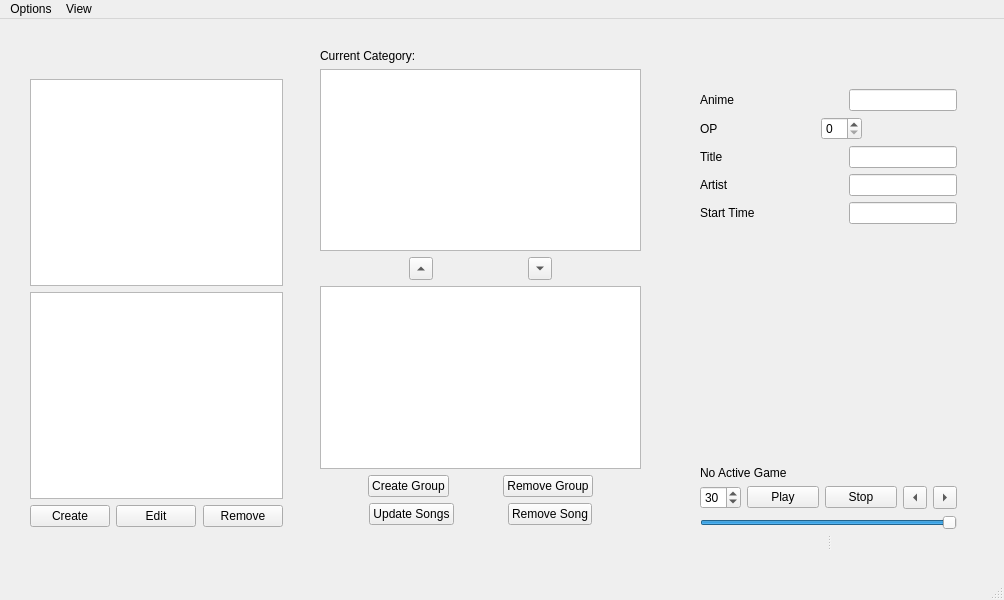
Before: the Qt Designer form controlwindow.ui in AlexjHeat/MusicTriviaPy, drawn with Qt 5.
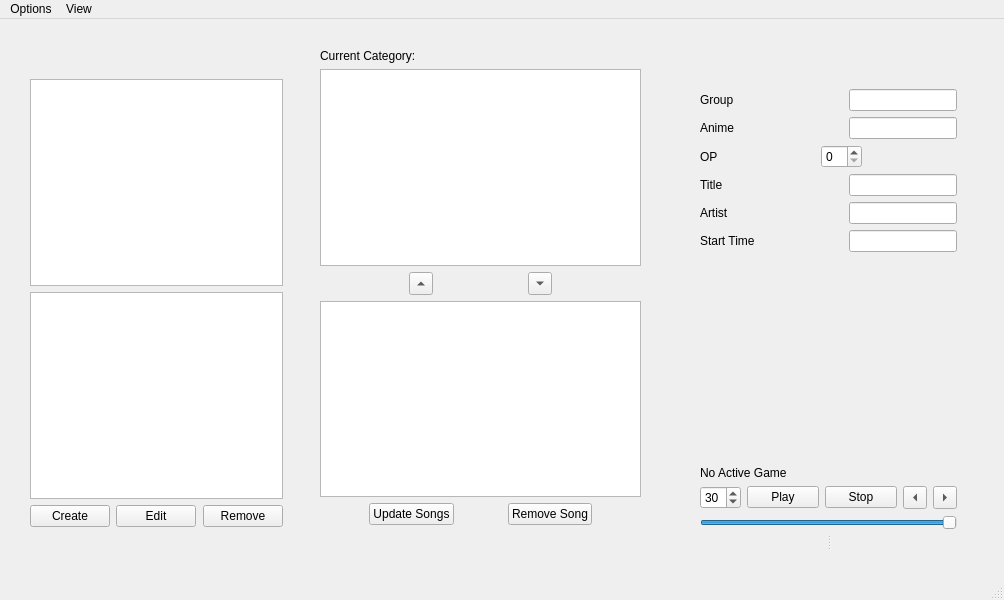
After: the same form once the commit is applied.

Commit message:
Changed Model from list to tree
still havent added in subtrees for groups yet

```diff
--- a/controlwindow.ui
+++ b/controlwindow.ui
@@ -105,7 +105,17 @@
       </widget>
      </item>
      <item>
-      <widget class="QTreeView" name="songsOutTreeView"/>
+      <widget class="QTreeView" name="songsInTreeView">
+       <property name="uniformRowHeights">
+        <bool>false</bool>
+       </property>
+       <property name="sortingEnabled">
+        <bool>false</bool>
+       </property>
+       <property name="headerHidden">
+        <bool>false</bool>
+       </property>
+      </widget>
      </item>
      <item>
       <layout class="QHBoxLayout" name="horizontalLayout_2">
@@ -174,64 +184,7 @@
       </layout>
      </item>
      <item>
-      <widget class="QTreeView" name="songsInTreeView"/>
-     </item>
-     <item>
-      <layout class="QHBoxLayout" name="horizontalLayout_10">
-       <item>
-        <spacer name="horizontalSpacer_10">
-         <property name="orientation">
-          <enum>Qt::Horizontal</enum>
-         </property>
-         <property name="sizeHint" stdset="0">
-          <size>
-           <width>40</width>
-           <height>20</height>
-          </size>
-         </property>
-        </spacer>
-       </item>
-       <item>
-        <widget class="QPushButton" name="createGroupBTN">
-         <property name="text">
-          <string>Create Group</string>
-         </property>
-        </widget>
-       </item>
-       <item>
-        <spacer name="horizontalSpacer_11">
-         <property name="orientation">
-          <enum>Qt::Horizontal</enum>
-         </property>
-         <property name="sizeHint" stdset="0">
-          <size>
-           <width>40</width>
-           <height>20</height>
-          </size>
-         </property>
-        </spacer>
-       </item>
-       <item>
-        <widget class="QPushButton" name="removeGroupBTN">
-         <property name="text">
-          <string>Remove Group</string>
-         </property>
-        </widget>
-       </item>
-       <item>
-        <spacer name="horizontalSpacer_12">
-         <property name="orientation">
-          <enum>Qt::Horizontal</enum>
-         </property>
-         <property name="sizeHint" stdset="0">
-          <size>
-           <width>40</width>
-           <height>20</height>
-          </size>
-         </property>
-        </spacer>
-       </item>
-      </layout>
+      <widget class="QTreeView" name="songsOutTreeView"/>
      </item>
      <item>
       <layout class="QHBoxLayout" name="horizontalLayout_3">
@@ -312,6 +265,27 @@
        </property>
       </widget>
      </item>
+     <item>
+      <layout class="QHBoxLayout" name="horizontalLayout_11">
+       <item>
+        <widget class="QLabel" name="label_6">
+         <property name="text">
+          <string>Group</string>
+         </property>
+        </widget>
+       </item>
+       <item>
+        <widget class="QLineEdit" name="songGroupEdit">
+         <property name="sizePolicy">
+          <sizepolicy hsizetype="Fixed" vsizetype="Fixed">
+           <horstretch>0</horstretch>
+           <verstretch>0</verstretch>
+          </sizepolicy>
+         </property>
+        </widget>
+       </item>
+      </layout>
+     </item>
      <item>
       <layout class="QHBoxLayout" name="horizontalLayout_4">
        <item>
```
The commit also changes 8 other files.
